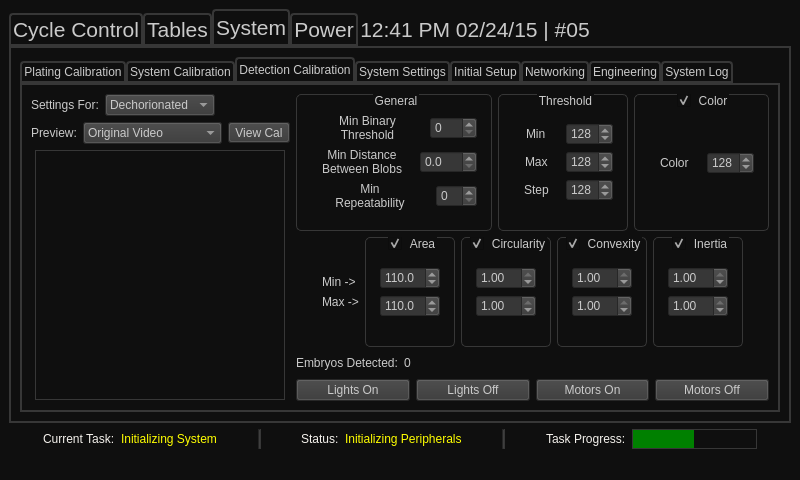
The window that Interface/PickAndPlateUI.ui (SARL-Engineering/PickAndPlate) describes before a commit, drawn with Qt 5.
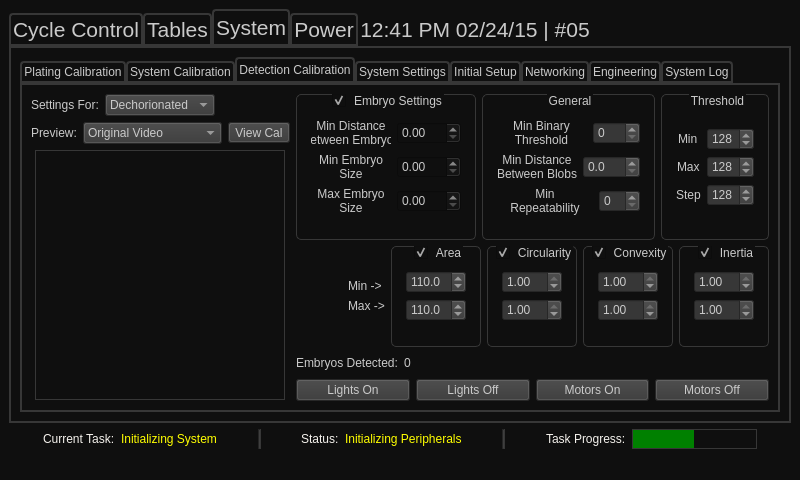
The same window after the commit. The open tabs and pages were chosen to show the change.

Commit message: Made changes to how detection works. It's now in two parts. The first is loose and finds all blobs on the image. Then I go through afterwards and pair it down to useful embryos. Still need to change where the xy coordinates are coming from, but almost there.

```diff
--- a/Interface/PickAndPlateUI.ui
+++ b/Interface/PickAndPlateUI.ui
@@ -3555,6 +3555,209 @@
                <layout class="QGridLayout" name="gridLayout_34">
                 <item row="0" column="0">
                  <layout class="QHBoxLayout" name="horizontalLayout_38">
+                  <item>
+                   <widget class="QGroupBox" name="detection_embryo_settings_group_box">
+                    <property name="enabled">
+                     <bool>true</bool>
+                    </property>
+                    <property name="toolTip">
+                     <string extracomment="Disabled until it's implemented by OpenCV..."/>
+                    </property>
+                    <property name="styleSheet">
+                     <string notr="true"/>
+                    </property>
+                    <property name="title">
+                     <string>Embryo Settings</string>
+                    </property>
+                    <property name="checkable">
+                     <bool>true</bool>
+                    </property>
+                    <property name="checked">
+                     <bool>true</bool>
+                    </property>
+                    <layout class="QVBoxLayout" name="verticalLayout_24">
+                     <item>
+                      <spacer name="verticalSpacer_18">
+                       <property name="orientation">
+                        <enum>Qt::Vertical</enum>
+                       </property>
+                       <property name="sizeHint" stdset="0">
+                        <size>
+                         <width>20</width>
+                         <height>40</height>
+                        </size>
+                       </property>
+                      </spacer>
+                     </item>
+                     <item>
+                      <layout class="QHBoxLayout" name="horizontalLayout_62">
+                       <item>
+                        <spacer name="horizontalSpacer_100">
+                         <property name="orientation">
+                          <enum>Qt::Horizontal</enum>
+                         </property>
+                         <property name="sizeHint" stdset="0">
+                          <size>
+                           <width>40</width>
+                           <height>20</height>
+                          </size>
+                         </property>
+                        </spacer>
+                       </item>
+                       <item>
+                        <widget class="QLabel" name="label_103">
+                         <property name="text">
+                          <string>Min Distance
+Between Embryos</string>
+                         </property>
+                         <property name="alignment">
+                          <set>Qt::AlignCenter</set>
+                         </property>
+                        </widget>
+                       </item>
+                       <item>
+                        <spacer name="horizontalSpacer_101">
+                         <property name="orientation">
+                          <enum>Qt::Horizontal</enum>
+                         </property>
+                         <property name="sizeHint" stdset="0">
+                          <size>
+                           <width>40</width>
+                           <height>20</height>
+                          </size>
+                         </property>
+                        </spacer>
+                       </item>
+                       <item>
+                        <widget class="QDoubleSpinBox" name="detection_embryo_min_dist_spin_box">
+                         <property name="maximum">
+                          <double>100.000000000000000</double>
+                         </property>
+                         <property name="singleStep">
+                          <double>0.010000000000000</double>
+                         </property>
+                        </widget>
+                       </item>
+                      </layout>
+                     </item>
+                     <item>
+                      <layout class="QHBoxLayout" name="horizontalLayout_63">
+                       <item>
+                        <spacer name="horizontalSpacer_102">
+                         <property name="orientation">
+                          <enum>Qt::Horizontal</enum>
+                         </property>
+                         <property name="sizeHint" stdset="0">
+                          <size>
+                           <width>40</width>
+                           <height>20</height>
+                          </size>
+                         </property>
+                        </spacer>
+                       </item>
+                       <item>
+                        <widget class="QLabel" name="label_104">
+                         <property name="text">
+                          <string>Min Embryo
+Size</string>
+                         </property>
+                         <property name="alignment">
+                          <set>Qt::AlignCenter</set>
+                         </property>
+                        </widget>
+                       </item>
+                       <item>
+                        <spacer name="horizontalSpacer_103">
+                         <property name="orientation">
+                          <enum>Qt::Horizontal</enum>
+                         </property>
+                         <property name="sizeHint" stdset="0">
+                          <size>
+                           <width>40</width>
+                           <height>20</height>
+                          </size>
+                         </property>
+                        </spacer>
+                       </item>
+                       <item>
+                        <widget class="QDoubleSpinBox" name="detection_min_embryo_size_spin_box">
+                         <property name="maximum">
+                          <double>100.000000000000000</double>
+                         </property>
+                         <property name="singleStep">
+                          <double>0.010000000000000</double>
+                         </property>
+                        </widget>
+                       </item>
+                      </layout>
+                     </item>
+                     <item>
+                      <layout class="QHBoxLayout" name="horizontalLayout_64">
+                       <item>
+                        <spacer name="horizontalSpacer_104">
+                         <property name="orientation">
+                          <enum>Qt::Horizontal</enum>
+                         </property>
+                         <property name="sizeHint" stdset="0">
+                          <size>
+                           <width>40</width>
+                           <height>20</height>
+                          </size>
+                         </property>
+                        </spacer>
+                       </item>
+                       <item>
+                        <widget class="QLabel" name="label_105">
+                         <property name="text">
+                          <string>Max Embryo
+Size</string>
+                         </property>
+                         <property name="alignment">
+                          <set>Qt::AlignCenter</set>
+                         </property>
+                        </widget>
+                       </item>
+                       <item>
+                        <spacer name="horizontalSpacer_105">
+                         <property name="orientation">
+                          <enum>Qt::Horizontal</enum>
+                         </property>
+                         <property name="sizeHint" stdset="0">
+                          <size>
+                           <width>40</width>
+                           <height>20</height>
+                          </size>
+                         </property>
+                        </spacer>
+                       </item>
+                       <item>
+                        <widget class="QDoubleSpinBox" name="detection_max_embryo_size_spin_box">
+                         <property name="maximum">
+                          <double>100.000000000000000</double>
+                         </property>
+                         <property name="singleStep">
+                          <double>0.010000000000000</double>
+                         </property>
+                        </widget>
+                       </item>
+                      </layout>
+                     </item>
+                     <item>
+                      <spacer name="verticalSpacer_17">
+                       <property name="orientation">
+                        <enum>Qt::Vertical</enum>
+                       </property>
+                       <property name="sizeHint" stdset="0">
+                        <size>
+                         <width>20</width>
+                         <height>40</height>
+                        </size>
+                       </property>
+                      </spacer>
+                     </item>
+                    </layout>
+                   </widget>
+                  </item>
                   <item>
                    <widget class="QGroupBox" name="groupBox_6">
                     <property name="styleSheet">
@@ -3567,7 +3770,7 @@
                      <bool>false</bool>
                     </property>
                     <layout class="QGridLayout" name="gridLayout_41">
-                     <item row="0" column="0">
+                     <item row="0" column="1">
                       <layout class="QVBoxLayout" name="verticalLayout_20">
                        <item>
                         <layout class="QHBoxLayout" name="horizontalLayout_41">
@@ -3610,6 +3813,9 @@
                          </item>
                          <item>
                           <widget class="QSpinBox" name="detection_min_binary_threshold_spin_box">
+                           <property name="enabled">
+                            <bool>false</bool>
+                           </property>
                            <property name="styleSheet">
                             <string notr="true">background-color:rgb(55,55,55)</string>
                            </property>
@@ -3894,6 +4100,9 @@
                            <property name="styleSheet">
                             <string notr="true">background-color:rgb(55,55,55)</string>
                            </property>
+                           <property name="minimum">
+                            <number>1</number>
+                           </property>
                            <property name="maximum">
                             <number>255</number>
                            </property>
@@ -3922,106 +4131,6 @@
                     </layout>
                    </widget>
                   </item>
-                  <item>
-                   <widget class="QGroupBox" name="detection_blob_color_group_box">
-                    <property name="enabled">
-                     <bool>false</bool>
-                    </property>
-                    <property name="toolTip">
-                     <string extracomment="Disabled until it's implemented by OpenCV..."/>
-                    </property>
-                    <property name="styleSheet">
-                     <string notr="true"/>
-                    </property>
-                    <property name="title">
-                     <string>Color</string>
-                    </property>
-                    <property name="checkable">
-                     <bool>true</bool>
-                    </property>
-                    <property name="checked">
-                     <bool>true</bool>
-                    </property>
-                    <layout class="QVBoxLayout" name="verticalLayout_24">
-                     <item>
-                      <spacer name="verticalSpacer_18">
-                       <property name="orientation">
-                        <enum>Qt::Vertical</enum>
-                       </property>
-                       <property name="sizeHint" stdset="0">
-                        <size>
-                         <width>20</width>
-                         <height>40</height>
-                        </size>
-                       </property>
-                      </spacer>
-                     </item>
-                     <item>
-                      <layout class="QHBoxLayout" name="horizontalLayout_40">
-                       <item>
-                        <spacer name="horizontalSpacer_66">
-                         <property name="orientation">
-                          <enum>Qt::Horizontal</enum>
-                         </property>
-                         <property name="sizeHint" stdset="0">
-                          <size>
-                           <width>40</width>
-                           <height>20</height>
-                          </size>
-                         </property>
-                        </spacer>
-                       </item>
-                       <item>
-                        <widget class="QLabel" name="label_73">
-                         <property name="text">
-                          <string>Color</string>
-                         </property>
-                        </widget>
-                       </item>
-                       <item>
-                        <spacer name="horizontalSpacer_57">
-                         <property name="orientation">
-                          <enum>Qt::Horizontal</enum>
-                         </property>
-                         <property name="sizeHint" stdset="0">
-                          <size>
-                           <width>40</width>
-                           <height>20</height>
-                          </size>
-                         </property>
-                        </spacer>
-                       </item>
-                       <item>
-                        <widget class="QSpinBox" name="detection_blob_color_spin_box">
-                         <property name="styleSheet">
-                          <string notr="true">background-color:rgb(55,55,55)</string>
-                         </property>
-                         <property name="maximum">
-                          <number>255</number>
-                         </property>
-                         <property name="value">
-                          <number>128</number>
-                         </property>
-                        </widget>
-                       </item>
-                      </layout>
-                     </item>
-                     <item>
-                      <spacer name="verticalSpacer_17">
-                       <property name="orientation">
-                        <enum>Qt::Vertical</enum>
-                       </property>
-                       <property name="sizeHint" stdset="0">
-                        <size>
-                         <width>20</width>
-                         <height>40</height>
-                        </size>
-                       </property>
-                      </spacer>
-                     </item>
-                    </layout>
-                   </widget>
-                  </item>
                   <item>
                    <spacer name="horizontalSpacer_70">
                     <property name="orientation">
@@ -4539,19 +4648,6 @@
                     </layout>
                    </widget>
                   </item>
-                  <item>
-                   <spacer name="horizontalSpacer_69">
-                    <property name="orientation">
-                     <enum>Qt::Horizontal</enum>
-                    </property>
-                    <property name="sizeHint" stdset="0">
-                     <size>
-                      <width>40</width>
-                      <height>20</height>
-                     </size>
-                    </property>
-                   </spacer>
-                  </item>
                  </layout>
                 </item>
                </layout>
```
Left out of the diff: 10 changed lines with no effect on the pictures. The commit also changes 3 other files.
